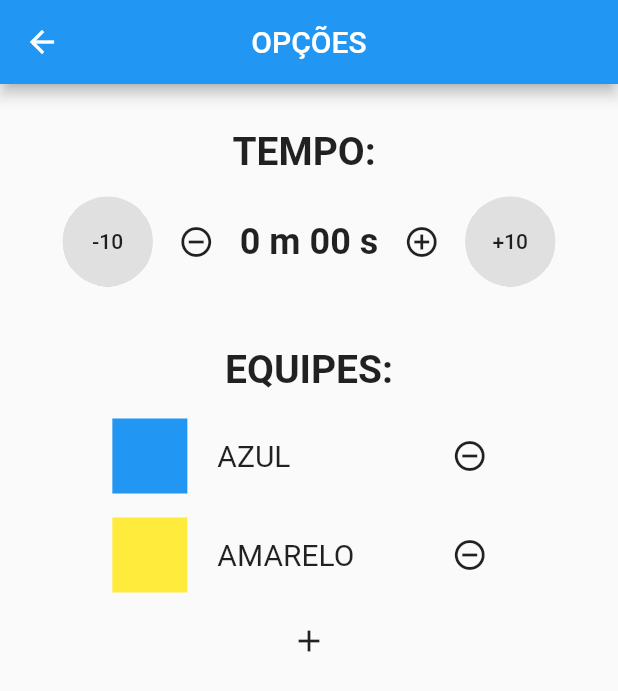
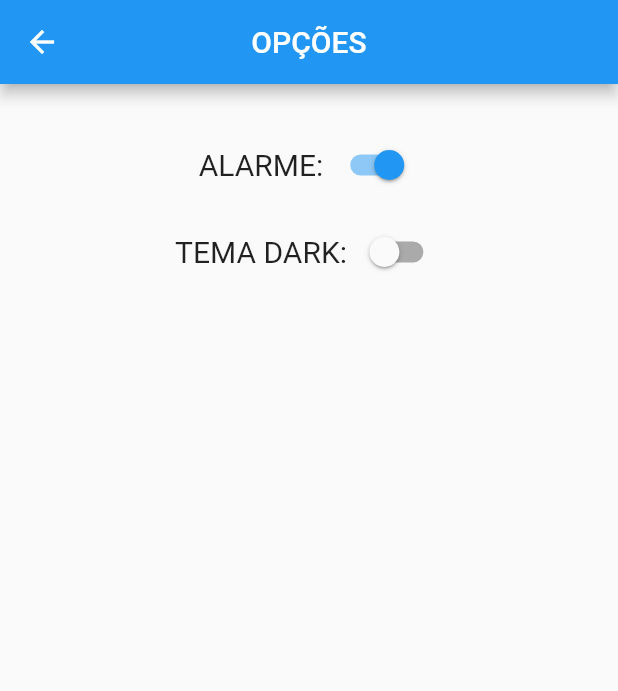
Before and after one commit to csnoboa/contador_de_jogos, a Flutter app: the OptionsPage screen opened by its route, on a phone screen of 412 x 824 dp. Shown: the top 691 px of the screen. Run offline on Flutter 3.47's test engine with Material 2 defaults, Android fonts, the phone set to English and light mode, and no system bars; missing offline and left inert: flutter_ringtone_player.

Commit message:
#9 - Create a Dark Theme in the App

```diff
--- a/lib/controller/app_controller.dart
+++ b/lib/controller/app_controller.dart
@@ -7,6 +7,12 @@ class AppController extends ChangeNotifier {
   static AppController instance = AppController();
 
   int time = 60;
+
+  bool isSoundOn = true;
+  changeSound() {
+    isSoundOn = !isSoundOn;
+    notifyListeners();
+  }
 
   List<EquipeCard> listEquipeCard = [
     EquipeCard(name: "AZUL", color: Colors.blue),
--- a/lib/home_page.dart
+++ b/lib/home_page.dart
@@ -62,7 +62,9 @@ class _MyHomePageState extends State<MyHomePage> {
               height: 50,
               child: RaisedButton(
                 color: Colors.yellowAccent,
-                onPressed: () {},
+                onPressed: () {
+                  Navigator.of(context).pushNamed('/menu');
+                },
                 child: Text(
                   'MENU',
                   style: TextStyle(fontSize: 20, color: Colors.black),
--- a/lib/options_page.dart
+++ b/lib/options_page.dart
@@ -1,4 +1,3 @@
-import 'package:contador_de_jogos/storage/counter_storage.dart';
 import 'package:contador_de_jogos/controller/app_controller.dart';
 import 'package:flutter/material.dart';
 
@@ -10,203 +9,57 @@ class OptionsPage extends StatefulWidget {
 }
 
 class _OptionsPageState extends State<OptionsPage> {
-  int _counter = AppController.instance.time;
-
-  String _stopwatchText;
-
-  List<String> listNames = [
-    "ROXO",
-    "ROSA",
-    "LARANJA",
-    "CINZA",
-    "MARROM",
-    "PRETO",
-    "AZUL",
-    "VERDE",
-    "AMARELO",
-    "VERMELHO"
-  ];
-  List<Color> listColors = [
-    Colors.purple,
-    Colors.pink,
-    Colors.orange,
-    Colors.grey,
-    Colors.brown,
-    Colors.black,
-    Colors.blue,
-    Colors.green,
-    Colors.yellow,
-    Colors.red
-  ];
-
   @override
   Widget build(BuildContext context) {
-    List<Widget> listAddedWidgets = List.empty(growable: true);
-
-    for (int i = 0; i < AppController.instance.sizeListCard(); i++) {
-      listNames.remove(AppController.instance.listEquipeCard[i].name);
-      listColors.remove(AppController.instance.listEquipeCard[i].color);
-
-      listAddedWidgets.add(
-        Padding(
-          padding: const EdgeInsets.all(8.0),
-          child: Row(
-            mainAxisAlignment: MainAxisAlignment.center,
-            children: [
-              Container(
-                width: 50,
-                height: 50,
-                color: AppController.instance.listEquipeCard[i].color,
-              ),
-              Container(width: 20),
-              Container(
-                constraints: BoxConstraints(
-                  minWidth: MediaQuery.of(context).size.width * 0.35,
-                ),
-                child: Text(
-                  AppController.instance.listEquipeCard[i].name,
+    return Scaffold(
+      appBar: AppBar(
+        title: Text("OPÇÕES"),
+        centerTitle: true,
+      ),
+      body: Padding(
+        padding: const EdgeInsets.only(top: 30.0, left: 15, right: 15),
+        child: Column(
+          children: [
+            Row(
+              mainAxisAlignment: MainAxisAlignment.center,
+              children: [
+                Text(
+                  'ALARME: ',
                   style: TextStyle(fontSize: 20),
                 ),
-              ),
-              IconButton(
-                onPressed: () {
-                  setState(() {
-                    listNames
-                        .add(AppController.instance.listEquipeCard[i].name);
-                    listColors
-                        .add(AppController.instance.listEquipeCard[i].color);
-                    AppController.instance.removeEquipeCard(i);
-                  });
-                },
-                icon: Icon(
-                  Icons.remove_circle_outline,
+                Switch(
+                  value: AppController.instance.isSoundOn,
+                  onChanged: (value) {
+                    setState(
+                      () {
+                        AppController.instance.changeSound();
+                      },
+                    );
+                  },
+                )
+              ],
+            ),
+            Container(height: 10),
+            Row(
+              mainAxisAlignment: MainAxisAlignment.center,
+              children: [
+                Text(
+                  'TEMA DARK: ',
+                  style: TextStyle(fontSize: 20),
                 ),
-              ),
-            ],
-          ),
-        ),
-      );
-    }
-
-    _stopwatchText = (_counter ~/ 60).toString() +
-        ' m ' +
-        (_counter % 60).toString().padLeft(2, '0') +
-        ' s';
-    return WillPopScope(
-      onWillPop: () async {
-        AppController.instance.changeTime(_counter);
-        CounterStorage().writeCounter(_counter);
-        return true;
-      },
-      child: Scaffold(
-        appBar: AppBar(
-          title: Text('OPÇÕES'),
-          centerTitle: true,
-        ),
-        body: SingleChildScrollView(
-          child: Column(
-            children: [
-              Padding(
-                padding: const EdgeInsets.only(top: 30),
-                child: Text("TEMPO: ",
-                    style:
-                        TextStyle(fontSize: 26, fontWeight: FontWeight.bold)),
-              ),
-              Padding(
-                padding: const EdgeInsets.only(top: 15, bottom: 20),
-                child: Row(
-                  mainAxisAlignment: MainAxisAlignment.center,
-                  children: [
-                    ClipOval(
-                      child: Container(
-                        width: 60,
-                        height: 60,
-                        child: RaisedButton(
-                          child: Text('-10'),
-                          onPressed: () {
-                            setState(() {
-                              if (_counter < 10) {
-                                _counter = 0;
-                              } else {
-                                _counter -= 10;
-                              }
-                            });
-                          },
-                        ),
-                      ),
-                    ),
-                    Container(width: 5),
-                    IconButton(
-                      icon: Icon(Icons.remove_circle_outline),
-                      onPressed: () {
-                        setState(() {
-                          if (_counter > 0) {
-                            _counter--;
-                          }
-                        });
+                Switch(
+                  value: AppController.instance.isDarkTheme,
+                  onChanged: (value) {
+                    setState(
+                      () {
+                        AppController.instance.changeTheme();
                       },
-                    ),
-                    Container(width: 5),
-                    Text(
-                      '$_stopwatchText',
-                      style: TextStyle(
-                        fontSize: 24,
-                        fontWeight: FontWeight.bold,
-                      ),
-                    ),
-                    Container(width: 5),
-                    IconButton(
-                      icon: Icon(Icons.add_circle_outline),
-                      onPressed: () {
-                        setState(() {
-                          _counter++;
-                        });
-                      },
-                    ),
-                    Container(width: 5),
-                    ClipOval(
-                      child: Container(
-                        width: 60,
-                        height: 60,
-                        child: RaisedButton(
-                          child: Text('+10'),
-                          onPressed: () {
-                            setState(() {
-                              _counter += 10;
-                            });
-                          },
-                        ),
-                      ),
-                    ),
-                  ],
-                ),
-              ),
-              Padding(
-                padding: const EdgeInsets.only(top: 20, bottom: 10),
-                child: Text(
-                  "EQUIPES:",
-                  style: TextStyle(fontSize: 26, fontWeight: FontWeight.bold),
-                ),
-              ),
-              Column(
-                children: listAddedWidgets,
-              ),
-              Visibility(
-                child: IconButton(
-                  icon: Icon(Icons.add),
-                  onPressed: () {
-                    setState(() {
-                      EquipeCard equipe = EquipeCard(
-                          name: listNames.removeLast(),
-                          color: listColors.removeLast());
-                      AppController.instance.addEquipeCard(equipe);
-                    });
+                    );
                   },
                 ),
-                visible: (listNames.isEmpty ? false : true),
-              ),
-            ],
-          ),
+              ],
+            ),
+          ],
         ),
       ),
     );
```
Also changed, not shown: lib/card_start_game.dart (+14 -3 lines), lib/main.dart (+8 -3 lines), lib/menu_page.dart (added, +214 -0 lines), lib/start_page.dart (+12 -3 lines).
